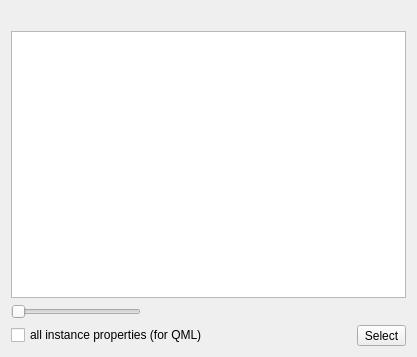
Qt form gui/properties.ui (lisp-mirror/eql5) before a commit.
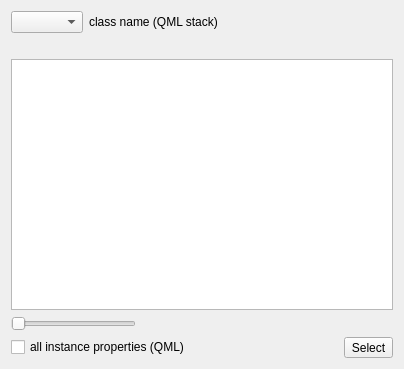
The same form after that commit.

Commit message: improve both QSELECT and "gui/properties.lisp" (dialog) for whole QML item stack

```diff
--- a/gui/properties.ui
+++ b/gui/properties.ui
@@ -6,14 +6,41 @@
    <rect>
     <x>0</x>
     <y>0</y>
-    <width>417</width>
-    <height>357</height>
+    <width>404</width>
+    <height>369</height>
    </rect>
   </property>
   <property name="windowTitle">
    <string>Properties</string>
   </property>
   <layout class="QVBoxLayout" name="verticalLayout">
+   <item>
+    <layout class="QHBoxLayout" name="horizontalLayout_3">
+     <item>
+      <widget class="QComboBox" name="meta_class_name"/>
+     </item>
+     <item>
+      <widget class="QLabel" name="label">
+       <property name="text">
+        <string>class name (QML stack)</string>
+       </property>
+      </widget>
+     </item>
+     <item>
+      <spacer name="horizontalSpacer">
+       <property name="orientation">
+        <enum>Qt::Horizontal</enum>
+       </property>
+       <property name="sizeHint" stdset="0">
+        <size>
+         <width>40</width>
+         <height>20</height>
+        </size>
+       </property>
+      </spacer>
+     </item>
+    </layout>
+   </item>
    <item>
     <widget class="QLabel" name="meta_class_names"/>
    </item>
@@ -58,7 +85,7 @@
         </sizepolicy>
        </property>
        <property name="text">
-        <string>all instance properties (for QML)</string>
+        <string>all instance properties (QML)</string>
        </property>
       </widget>
      </item>
```
The commit also changes 2 other files.
